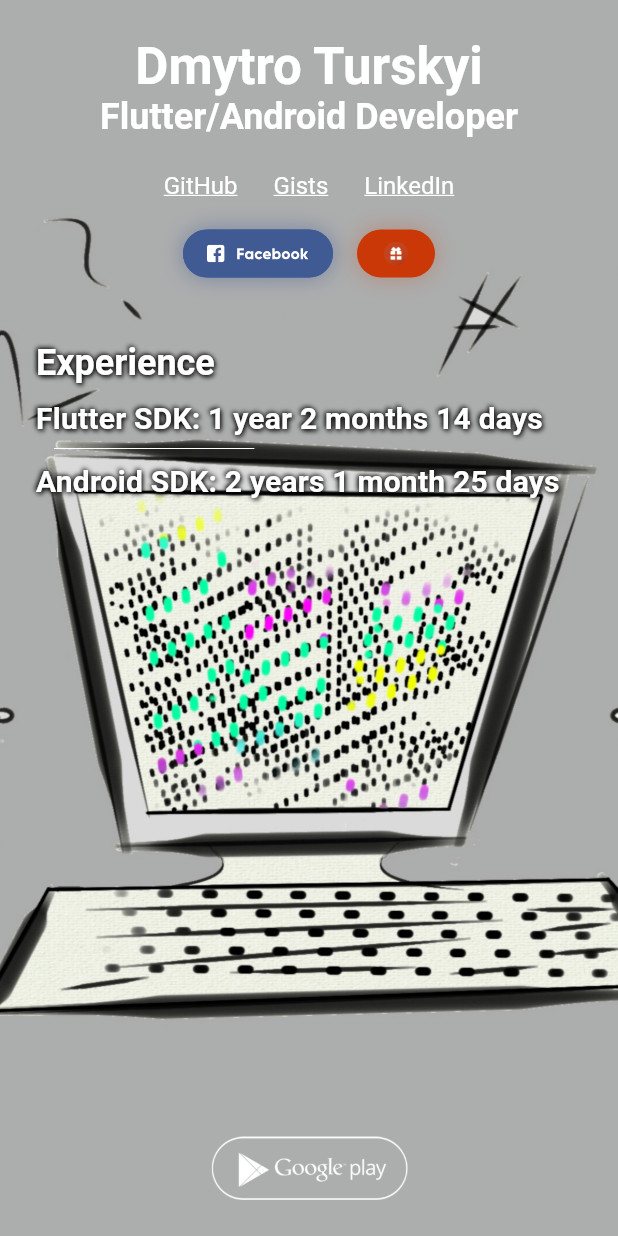
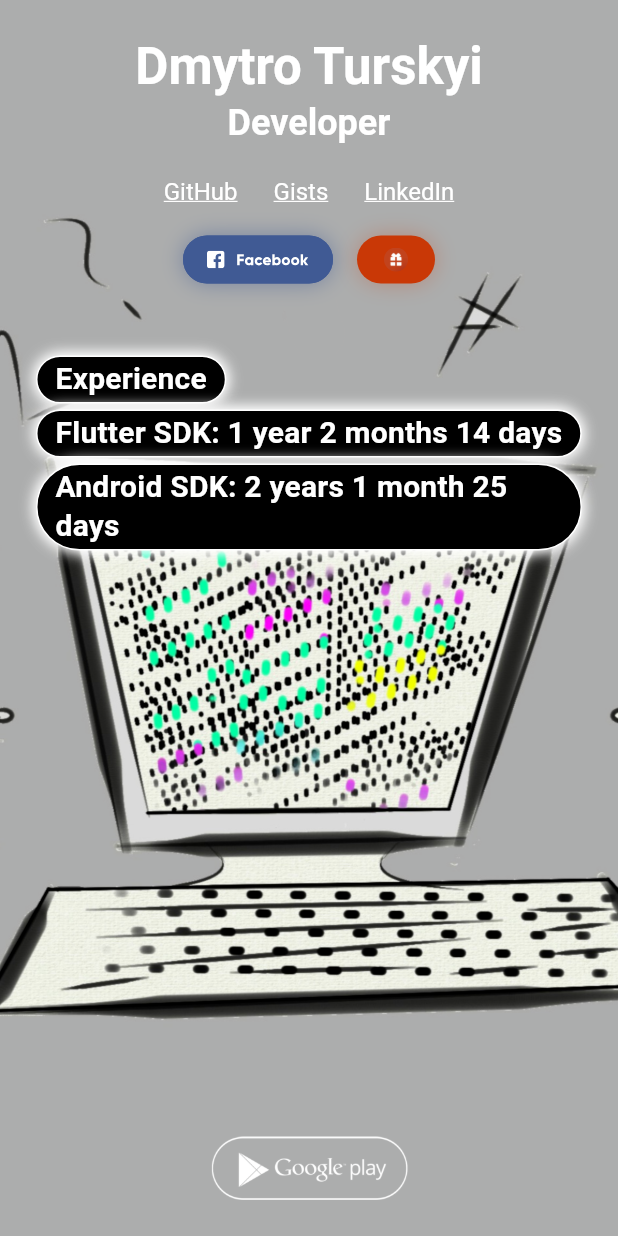
Before and after one commit to Turskyi/Turskyi-project, a Flutter app: the screen it shows after launch, on a phone screen of 412 x 824 dp. Run offline on Flutter 3.47's test engine with Material 2 defaults, Android fonts, the phone set to English and light mode, and no system bars; our stand-ins replace flutter_svg, flutter_translate; missing offline and left inert: dart:html.

Commit message:
add animation for title, and update skills style

```diff
--- a/assets/i18n/en.json
+++ b/assets/i18n/en.json
@@ -2,7 +2,8 @@
   "title": "Developer Dmytro Turskyi",
   "home": {
     "name": "Dmytro Turskyi",
-    "title": "Flutter/Android Developer",
+    "title": "Developer",
+    "suffix_title": "Flutter/Android",
     "error": "error",
     "cannot_launch": "Could not launch",
     "experience": "Experience",
--- a/lib/presentation/values/app_styles.dart
+++ b/lib/presentation/values/app_styles.dart
@@ -75,4 +75,36 @@ class AppStyles {
 
 // END: [Shadow] styles
 
+// START: [EdgeInsets] styles
+  /// [EdgeInsets] attribute, used in [Container] to add padding
+  /// around [Text]
+  static const EdgeInsets textPadding = EdgeInsets.only(
+    left: 12,
+    right: 12,
+    bottom: 4.0,
+  );
+
+// END: [EdgeInsets] styles
+
+// START: [BoxDecoration] styles
+  /// decoration attribute which used in [Container] around [Text] to
+  /// set dark background
+static  BoxDecoration textDecoration = BoxDecoration(
+  color: Colors.black,
+  border: Border.all(color: Colors.white),
+  boxShadow: const <BoxShadow>[BoxShadow(
+    // topRight
+    offset: Offset(1.0, 1.0),
+    color: Colors.white,
+    blurRadius: 8.0,
+  ), BoxShadow(
+    // bottomLeft
+    offset: Offset(-1.0, -1.0),
+    color: Colors.white,
+    blurRadius: 8.0,
+  )],
+  borderRadius: BorderRadius.circular(40),
+);
+// END: [BoxDecoration] styles
+
 }
--- a/lib/presentation/views/home/home_model.dart
+++ b/lib/presentation/views/home/home_model.dart
@@ -1,3 +1,4 @@
+import 'package:flutter/gestures.dart';
 import 'package:flutter/material.dart';
 import 'package:flutter_translate/flutter_translate.dart';
 import 'package:turskyi/presentation/values/app_dimens.dart';
@@ -80,6 +81,11 @@ class HomeModel with ChangeNotifier {
   /// controls the width of the "wishlist" button
   double get wishlistWidth => _wishlistWidth;
 
+  double _suffixWidth = 0;
+
+  /// controls the width of the "suffix" of the title
+  double get suffixWidth => _suffixWidth;
+
   /// [onLaunchLink] accepts "link", checks if this link can be launched
   /// and opens the page in new browser tab
   Future<void> onLaunchLink(String link) async {
@@ -122,7 +128,7 @@ class HomeModel with ChangeNotifier {
   }
 
   /// rotates "wishlist" logo and expands text
-  void onWishListButtonAnimate() {
+  void onWishListButtonAnimate(PointerEvent event) {
     if (daysToBirthday.isEmpty) {
       final DateTime today = DateTime.now();
       final DateTime birthday = DateTime(today.year, 1, 13);
@@ -141,6 +147,16 @@ class HomeModel with ChangeNotifier {
     notifyListeners();
   }
 
+  /// rotates "wishlist" logo and expands text
+  void onTitleHover(PointerEvent event) {
+    if (_suffixWidth == 0) {
+      _suffixWidth = 172;
+    } else {
+      _suffixWidth = 0;
+    }
+    notifyListeners();
+  }
+
   int _daysBetween(DateTime from, DateTime to) {
     return (to.difference(from).inHours / 24).round();
   }
--- a/lib/presentation/views/home/home_page.dart
+++ b/lib/presentation/views/home/home_page.dart
@@ -40,9 +40,7 @@ class _HomePageState extends State<HomePage>
         create: (BuildContext context) => HomeModel(this, tickerProvider: this),
         child: Consumer<HomeModel>(
           builder: (BuildContext context, HomeModel model, Widget? widget) {
-            return model.isLoading
-                ? _buildLoadingWidget()
-                : _buildHomePage(model);
+            return _buildHomePage(model);
           },
         ),
       ),
@@ -70,7 +68,7 @@ class _HomePageState extends State<HomePage>
           mainAxisAlignment: MainAxisAlignment.center,
           children: <Widget>[
             _buildName(),
-            _buildTitle(curve: model.curvedAnimation),
+            _buildTitle(model: model),
             Wrap(
               children: <Widget>[
                 _buildHyperlink(
@@ -96,12 +94,8 @@ class _HomePageState extends State<HomePage>
                 _buildFacebookButton(model: model),
                 if (kIsWeb)
                   MouseRegion(
-                    onEnter: (PointerEnterEvent _) {
-                      model.onWishListButtonAnimate();
-                    },
-                    onExit: (PointerExitEvent _) {
-                      model.onWishListButtonAnimate();
-                    },
+                    onEnter: model.onWishListButtonAnimate,
+                    onExit: model.onWishListButtonAnimate,
                     child: _buildWishlistButton(model: model),
                   )
                 else
@@ -109,6 +103,7 @@ class _HomePageState extends State<HomePage>
               ],
             ),
             _buildSkills(isLarge, model),
+            if (model.isLoading) _buildLoadingWidget(),
             Expanded(
               child: Align(
                 alignment: FractionalOffset.bottomCenter,
@@ -144,7 +139,9 @@ class _HomePageState extends State<HomePage>
       ),
       duration: model.expandDuration,
       child: TextButton(
-        onLongPress: model.onWishListButtonAnimate,
+        onLongPress: () {
+          model.onWishListButtonAnimate(const PointerMoveEvent());
+        },
         style: TextButton.styleFrom(
           backgroundColor: AppConfigs.of(context).colors.colorWishlist,
           shape: RoundedRectangleBorder(borderRadius: AppStyles.radiusButton),
@@ -184,34 +181,39 @@ class _HomePageState extends State<HomePage>
           child: Column(
             crossAxisAlignment: CrossAxisAlignment.start,
             children: <Widget>[
-              Text(
+              Container(
+                padding: AppStyles.textPadding,
+                margin: const EdgeInsets.only(top: 40, bottom: 4),
+                decoration: AppStyles.textDecoration,
+                child: Text(
                   translate('home.experience'),
                   style: isLarge
-                    ? Theme.of(context).textTheme.headline3
-                    : Theme.of(context).textTheme.headline5,
+                      ? Theme.of(context).textTheme.headline4
+                      : Theme.of(context).textTheme.headline6,
                 ),
-              Text(
+              ),
+              Container(
+                padding: AppStyles.textPadding,
+                decoration: AppStyles.textDecoration,
+                margin: const EdgeInsets.only(bottom: 4),
+                child: Text(
                   '${translate('home.flutter_sdk')}'
                   ' ${model.flutterExperience}',
                   style: isLarge
                       ? Theme.of(context).textTheme.headline4
                       : Theme.of(context).textTheme.headline6,
                 ),
-              Row(
-                children: <Widget>[
-                  const Expanded(
-                    flex: 10,
-                    child: Divider(color: Colors.white, indent: 12),
               ),
-                  Spacer(flex: isLarge ? 18 : 15)
-                ],
-              ),
-              Text(
+              Container(
+                padding: AppStyles.textPadding,
+                decoration: AppStyles.textDecoration,
+                child: Text(
                   '${translate('home.android_sdk')}'
                   ' ${model.androidExperience}',
                   style: isLarge
                       ? Theme.of(context).textTheme.headline4
                       : Theme.of(context).textTheme.headline6,
+                ),
               ),
             ],
           ),
@@ -234,15 +236,42 @@ class _HomePageState extends State<HomePage>
     );
   }
 
-  Widget _buildTitle({required CurvedAnimation curve}) {
-    return FadeTransition(
-      opacity: curve,
+  Widget _buildTitle({required HomeModel model}) {
+    return Padding(
+      padding: const EdgeInsets.only(top: 4),
+      child: FadeTransition(
+        opacity: model.curvedAnimation,
+        child: MouseRegion(
+          onEnter: model.onTitleHover,
+          onExit: model.onTitleHover,
+          child: Row(
+            mainAxisSize: MainAxisSize.min,
+            children: <Widget>[
+              AnimatedContainer(
+                width: model.suffixWidth,
+                duration: model.expandDuration,
+                padding: const EdgeInsets.only(right: 4),
                 child: Text(
+                  translate('home.suffix_title'),
+                  style: TextStyle(
+                    color: Colors.white,
+                    fontWeight: FontWeight.bold,
+                    overflow: TextOverflow.ellipsis,
+                    fontSize: Theme.of(context).textTheme.headline5?.fontSize,
+                  ),
+                ),
+              ),
+              Text(
                 translate('home.title'),
                 style: TextStyle(
                   color: Colors.white,
                   fontWeight: FontWeight.bold,
+                  overflow: TextOverflow.ellipsis,
                   fontSize: Theme.of(context).textTheme.headline5?.fontSize,
+                ),
+              )
+            ],
+          ),
         ),
       ),
     );
@@ -284,6 +313,8 @@ class _HomePageState extends State<HomePage>
       padding: EdgeInsets.all(64.0),
       child: Center(
         child: CircularProgressIndicator(
+          backgroundColor: Colors.black87,
+          color: Colors.grey,
           valueColor: AlwaysStoppedAnimation<Color>(Colors.white),
         ),
       ),
```
Lines whose indentation alone changed are shown as unchanged.
